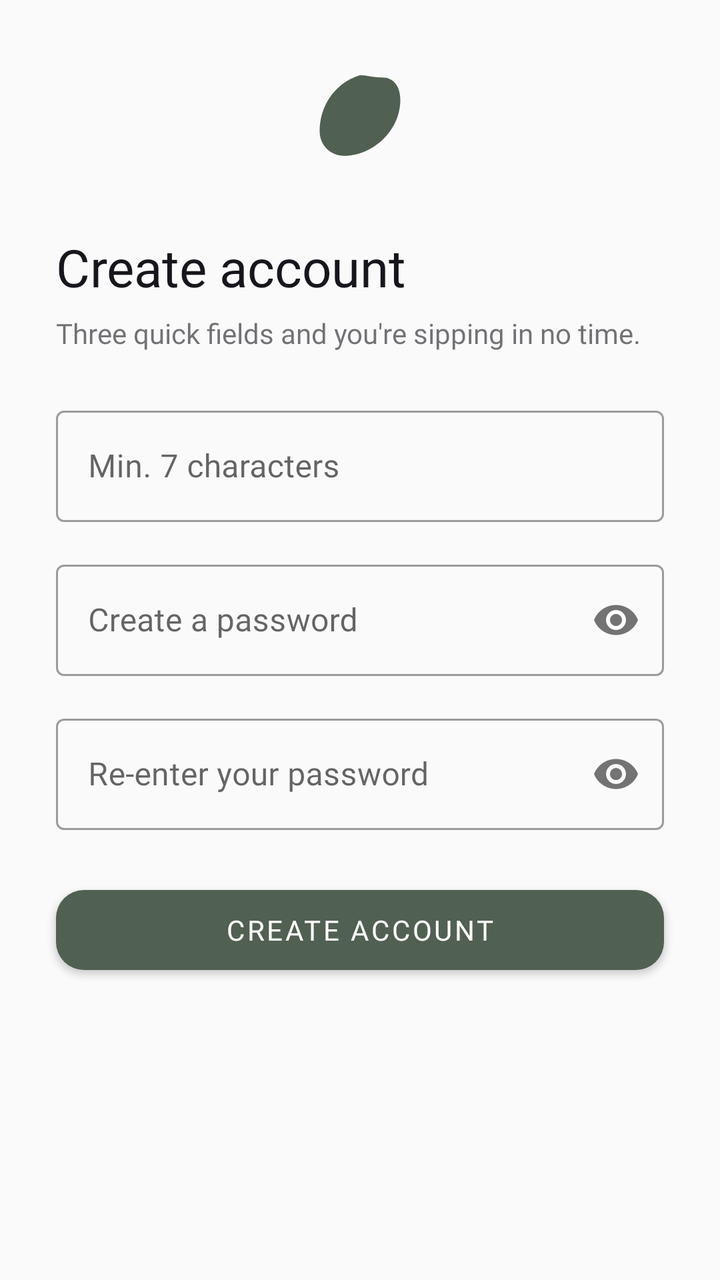
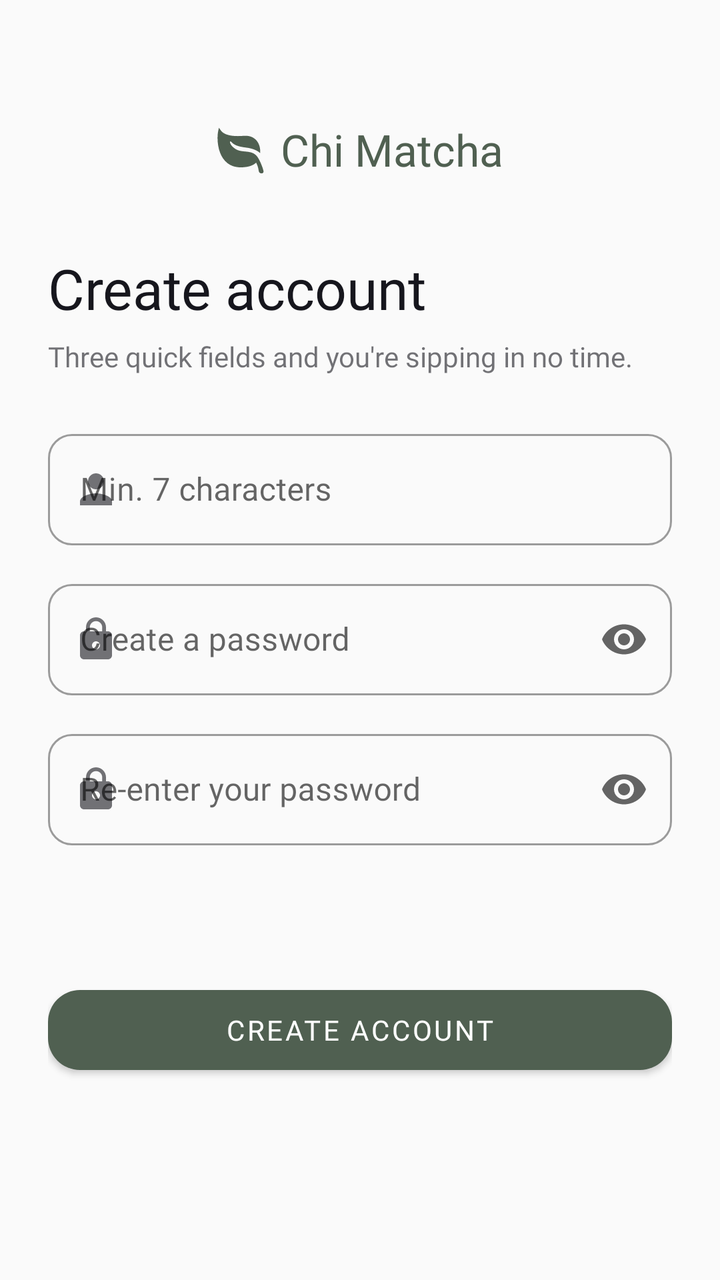

Before-and-after screenshots of an Android layout around one commit, followed by the original layout XML and the change that was made.
<!-- AndroidManifest.xml: application theme Theme.MatchaLab -->
<!-- res/layout/activity_register.xml -->
<?xml version="1.0" encoding="utf-8"?>
<androidx.constraintlayout.widget.ConstraintLayout
    xmlns:android="http://schemas.android.com/apk/res/android"
    xmlns:app="http://schemas.android.com/apk/res-auto"
    android:layout_width="match_parent"
    android:layout_height="match_parent"
    android:background="@color/background">

    
    <ImageView
        android:id="@+id/imgLogo"
        android:layout_width="56dp"
        android:layout_height="56dp"
        android:layout_marginTop="32dp"
        app:layout_constraintTop_toTopOf="parent"
        app:layout_constraintStart_toStartOf="parent"
        app:layout_constraintEnd_toEndOf="parent"
        android:src="@drawable/ic_logo" />

    
    <TextView
        android:id="@+id/tvTitle"
        android:layout_width="0dp"
        android:layout_height="wrap_content"
        android:layout_marginTop="28dp"
        android:layout_marginStart="28dp"
        android:layout_marginEnd="28dp"
        android:text="@string/title_register"
        android:fontFamily="@font/inter_bold"
        android:textSize="26sp"
        android:textColor="@color/text_primary"
        app:layout_constraintTop_toBottomOf="@id/imgLogo"
        app:layout_constraintStart_toStartOf="parent"
        app:layout_constraintEnd_toEndOf="parent" />

    
    <TextView
        android:id="@+id/tvSubtitle"
        android:layout_width="0dp"
        android:layout_height="wrap_content"
        android:layout_marginTop="6dp"
        android:layout_marginStart="28dp"
        android:layout_marginEnd="28dp"
        android:text="@string/subtitle_register"
        android:fontFamily="@font/inter_regular"
        android:textSize="14sp"
        android:textColor="@color/text_secondary"
        app:layout_constraintTop_toBottomOf="@id/tvTitle"
        app:layout_constraintStart_toStartOf="parent"
        app:layout_constraintEnd_toEndOf="parent" />

    
    <com.google.android.material.textfield.TextInputLayout
        android:id="@+id/tilUsername"
        style="@style/Widget.MaterialComponents.TextInputLayout.OutlinedBox"
        android:layout_width="0dp"
        android:layout_height="wrap_content"
        android:layout_marginTop="24dp"
        android:layout_marginStart="28dp"
        android:layout_marginEnd="28dp"
        android:hint="@string/hint_username_register"
        app:layout_constraintTop_toBottomOf="@id/tvSubtitle"
        app:layout_constraintStart_toStartOf="parent"
        app:layout_constraintEnd_toEndOf="parent">
        <com.google.android.material.textfield.TextInputEditText
            android:id="@+id/etUsername"
            android:layout_width="match_parent"
            android:layout_height="wrap_content"
            android:inputType="text" />
    </com.google.android.material.textfield.TextInputLayout>

    
    <com.google.android.material.textfield.TextInputLayout
        android:id="@+id/tilPassword"
        style="@style/Widget.MaterialComponents.TextInputLayout.OutlinedBox"
        android:layout_width="0dp"
        android:layout_height="wrap_content"
        android:layout_marginTop="16dp"
        android:layout_marginStart="28dp"
        android:layout_marginEnd="28dp"
        android:hint="@string/hint_password_register"
        app:passwordToggleEnabled="true"
        app:layout_constraintTop_toBottomOf="@id/tilUsername"
        app:layout_constraintStart_toStartOf="parent"
        app:layout_constraintEnd_toEndOf="parent">
        <com.google.android.material.textfield.TextInputEditText
            android:id="@+id/etPassword"
            android:layout_width="match_parent"
            android:layout_height="wrap_content"
            android:inputType="textPassword" />
    </com.google.android.material.textfield.TextInputLayout>

    
    <com.google.android.material.textfield.TextInputLayout
        android:id="@+id/tilConfirm"
        style="@style/Widget.MaterialComponents.TextInputLayout.OutlinedBox"
        android:layout_width="0dp"
        android:layout_height="wrap_content"
        android:layout_marginTop="16dp"
        android:layout_marginStart="28dp"
        android:layout_marginEnd="28dp"
        android:hint="@string/hint_confirm_password"
        app:passwordToggleEnabled="true"
        app:layout_constraintTop_toBottomOf="@id/tilPassword"
        app:layout_constraintStart_toStartOf="parent"
        app:layout_constraintEnd_toEndOf="parent">
        <com.google.android.material.textfield.TextInputEditText
            android:id="@+id/etConfirm"
            android:layout_width="match_parent"
            android:layout_height="wrap_content"
            android:inputType="textPassword" />
    </com.google.android.material.textfield.TextInputLayout>

    
    <com.google.android.material.button.MaterialButton
        android:id="@+id/btnCreate"
        android:layout_width="0dp"
        android:layout_height="52dp"
        android:layout_marginTop="24dp"
        android:layout_marginStart="28dp"
        android:layout_marginEnd="28dp"
        android:text="@string/btn_create_account"
        android:fontFamily="@font/inter_semibold"
        android:textSize="14sp"
        android:textColor="#FFFFFF"
        app:backgroundTint="@color/primary"
        app:cornerRadius="14dp"
        app:layout_constraintTop_toBottomOf="@id/tilConfirm"
        app:layout_constraintStart_toStartOf="parent"
        app:layout_constraintEnd_toEndOf="parent" />

    
    <TextView
        android:id="@+id/tvLoginLink"
        android:layout_width="wrap_content"
        android:layout_height="wrap_content"
        android:layout_marginTop="24dp"
        android:fontFamily="@font/inter_regular"
        android:textSize="14sp"
        android:textColor="@color/text_secondary"
        android:gravity="center"
        app:layout_constraintTop_toBottomOf="@id/btnCreate"
        app:layout_constraintStart_toStartOf="parent"
        app:layout_constraintEnd_toEndOf="parent"
        app:layout_constraintBottom_toBottomOf="parent" />
    

</androidx.constraintlayout.widget.ConstraintLayout>
<!-- resources referenced by this layout -->
<resources>
  <color name="background">#FAFAFA</color>
  <color name="primary">#506051</color>
  <color name="text_primary">#16161D</color>
  <color name="text_secondary">#9916161D</color>
  <!-- drawable ic_logo (drawable) -->
  <?xml version="1.0" encoding="utf-8"?>
  <vector xmlns:android="http://schemas.android.com/apk/res/android"
      android:width="56dp"
      android:height="56dp"
      android:viewportWidth="100"
      android:viewportHeight="100">
      <path
          android:fillColor="#506051"
          android:pathData="M50,10 C25,18 14,40 14,60 C14,73 24,82 36,82 C61,82 86,60 86,32 C86,20 80,12 70,12 C60,12 56,10 50,10 Z"/>
  </vector>
  <string name="btn_create_account">Create account</string>
  <string name="hint_confirm_password">Re-enter your password</string>
  <string name="hint_password_register">Create a password</string>
  <string name="hint_username_register">Min. 7 characters</string>
  <string name="subtitle_register">Three quick fields and you\'re sipping in no time.</string>
  <string name="title_register">Create account</string>
  <style name="Theme.MatchaLab" parent="Theme.MaterialComponents.Light.NoActionBar">
          <item name="colorPrimary">@color/primary</item>
          <item name="colorPrimaryVariant">#FFFFFF</item>
          <item name="colorOnPrimary">#000000</item>
          <item name="colorSecondary">@color/secondary</item>
          <item name="android:colorBackground">@color/background</item>
          <item name="fontFamily">@font/inter_regular</item>
          <item name="android:statusBarColor">#FFFFFF</item>
          <item name="android:windowLightStatusBar">true</item>
      </style>
  <color name="secondary">#74A177</color>
</resources>

<!-- the commit's change to res/layout/activity_register.xml (unified diff, before → after) -->
@@ -1,148 +1,186 @@
 <?xml version="1.0" encoding="utf-8"?>
-<androidx.constraintlayout.widget.ConstraintLayout
-    xmlns:android="http://schemas.android.com/apk/res/android"
+<ScrollView xmlns:android="http://schemas.android.com/apk/res/android"
     xmlns:app="http://schemas.android.com/apk/res-auto"
     android:layout_width="match_parent"
     android:layout_height="match_parent"
+    android:fillViewport="true"
     android:background="@color/background">
 
-    
-    <ImageView
-        android:id="@+id/imgLogo"
-        android:layout_width="56dp"
-        android:layout_height="56dp"
-        android:layout_marginTop="32dp"
-        app:layout_constraintTop_toTopOf="parent"
-        app:layout_constraintStart_toStartOf="parent"
-        app:layout_constraintEnd_toEndOf="parent"
-        android:src="@drawable/ic_logo" />
+    <androidx.constraintlayout.widget.ConstraintLayout
+        android:layout_width="match_parent"
+        android:layout_height="match_parent"
+        android:paddingHorizontal="24dp"
+        android:paddingBottom="32dp">
 
-    
-    <TextView
-        android:id="@+id/tvTitle"
-        android:layout_width="0dp"
-        android:layout_height="wrap_content"
-        android:layout_marginTop="28dp"
-        android:layout_marginStart="28dp"
-        android:layout_marginEnd="28dp"
-        android:text="@string/title_register"
-        android:fontFamily="@font/inter_bold"
-        android:textSize="26sp"
-        android:textColor="@color/text_primary"
-        app:layout_constraintTop_toBottomOf="@id/imgLogo"
-        app:layout_constraintStart_toStartOf="parent"
-        app:layout_constraintEnd_toEndOf="parent" />
+        
+        <LinearLayout
+            android:id="@+id/logoRow"
+            android:layout_width="wrap_content"
+            android:layout_height="wrap_content"
+            android:orientation="horizontal"
+            android:gravity="center_vertical"
+            android:layout_marginTop="60dp"
+            app:layout_constraintTop_toTopOf="parent"
+            app:layout_constraintStart_toStartOf="parent"
+            app:layout_constraintEnd_toEndOf="parent">
 
-    
-    <TextView
-        android:id="@+id/tvSubtitle"
-        android:layout_width="0dp"
-        android:layout_height="wrap_content"
-        android:layout_marginTop="6dp"
-        android:layout_marginStart="28dp"
-        android:layout_marginEnd="28dp"
-        android:text="@string/subtitle_register"
-        android:fontFamily="@font/inter_regular"
-        android:textSize="14sp"
-        android:textColor="@color/text_secondary"
-        app:layout_constraintTop_toBottomOf="@id/tvTitle"
-        app:layout_constraintStart_toStartOf="parent"
-        app:layout_constraintEnd_toEndOf="parent" />
+            <ImageView
+                android:layout_width="24dp"
+                android:layout_height="24dp"
+                android:src="@drawable/ic_logo"
+                android:contentDescription="@null" />
 
-    
-    <com.google.android.material.textfield.TextInputLayout
-        android:id="@+id/tilUsername"
-        style="@style/Widget.MaterialComponents.TextInputLayout.OutlinedBox"
-        android:layout_width="0dp"
-        android:layout_height="wrap_content"
-        android:layout_marginTop="24dp"
-        android:layout_marginStart="28dp"
-        android:layout_marginEnd="28dp"
-        android:hint="@string/hint_username_register"
-        app:layout_constraintTop_toBottomOf="@id/tvSubtitle"
-        app:layout_constraintStart_toStartOf="parent"
-        app:layout_constraintEnd_toEndOf="parent">
-        <com.google.android.material.textfield.TextInputEditText
-            android:id="@+id/etUsername"
-            android:layout_width="match_parent"
+            <TextView
+                android:layout_width="wrap_content"
+                android:layout_height="wrap_content"
+                android:layout_marginStart="8dp"
+                android:text="@string/app_name"
+                android:fontFamily="@font/inter_semibold"
+                android:textSize="22sp"
+                android:textColor="@color/primary" />
+
+        </LinearLayout>
+
+        
+        <TextView
+            android:id="@+id/tvTitle"
+            android:layout_width="0dp"
             android:layout_height="wrap_content"
-            android:inputType="text" />
-    </com.google.android.material.textfield.TextInputLayout>
+            android:layout_marginTop="36dp"
+            android:text="@string/title_register"
+            android:fontFamily="@font/inter_bold"
+            android:textSize="28sp"
+            android:textColor="@color/text_primary"
+            app:layout_constraintTop_toBottomOf="@id/logoRow"
+            app:layout_constraintStart_toStartOf="parent"
+            app:layout_constraintEnd_toEndOf="parent" />
 
-    
-    <com.google.android.material.textfield.TextInputLayout
-        android:id="@+id/tilPassword"
-        style="@style/Widget.MaterialComponents.TextInputLayout.OutlinedBox"
-        android:layout_width="0dp"
-        android:layout_height="wrap_content"
-        android:layout_marginTop="16dp"
-        android:layout_marginStart="28dp"
-        android:layout_marginEnd="28dp"
-        android:hint="@string/hint_password_register"
-        app:passwordToggleEnabled="true"
-        app:layout_constraintTop_toBottomOf="@id/tilUsername"
-        app:layout_constraintStart_toStartOf="parent"
-        app:layout_constraintEnd_toEndOf="parent">
-        <com.google.android.material.textfield.TextInputEditText
-            android:id="@+id/etPassword"
-            android:layout_width="match_parent"
+        
+        <TextView
+            android:id="@+id/tvSubtitle"
+            android:layout_width="0dp"
             android:layout_height="wrap_content"
-            android:inputType="textPassword" />
-    </com.google.android.material.textfield.TextInputLayout>
+            android:layout_marginTop="6dp"
+            android:text="@string/subtitle_register"
+            android:fontFamily="@font/inter_regular"
+            android:textSize="14sp"
+            android:textColor="@color/text_secondary"
+            app:layout_constraintTop_toBottomOf="@id/tvTitle"
+            app:layout_constraintStart_toStartOf="parent"
+            app:layout_constraintEnd_toEndOf="parent" />
 
-    
-    <com.google.android.material.textfield.TextInputLayout
-        android:id="@+id/tilConfirm"
-        style="@style/Widget.MaterialComponents.TextInputLayout.OutlinedBox"
-        android:layout_width="0dp"
-        android:layout_height="wrap_content"
-        android:layout_marginTop="16dp"
-        android:layout_marginStart="28dp"
-        android:layout_marginEnd="28dp"
-        android:hint="@string/hint_confirm_password"
-        app:passwordToggleEnabled="true"
-        app:layout_constraintTop_toBottomOf="@id/tilPassword"
-        app:layout_constraintStart_toStartOf="parent"
-        app:layout_constraintEnd_toEndOf="parent">
-        <com.google.android.material.textfield.TextInputEditText
-            android:id="@+id/etConfirm"
-            android:layout_width="match_parent"
+        
+        <com.google.android.material.textfield.TextInputLayout
+            android:id="@+id/tilUsername"
+            style="@style/Widget.MaterialComponents.TextInputLayout.OutlinedBox"
+            android:layout_width="0dp"
             android:layout_height="wrap_content"
-            android:inputType="textPassword" />
-    </com.google.android.material.textfield.TextInputLayout>
+            android:layout_marginTop="24dp"
+            android:hint="@string/hint_username_register"
+            app:startIconDrawable="@drawable/ic_person"
+            app:startIconTint="@color/text_secondary"
+            app:boxCornerRadiusTopStart="12dp"
+            app:boxCornerRadiusTopEnd="12dp"
+            app:boxCornerRadiusBottomStart="12dp"
+            app:boxCornerRadiusBottomEnd="12dp"
+            app:layout_constraintTop_toBottomOf="@id/tvSubtitle"
+            app:layout_constraintStart_toStartOf="parent"
+            app:layout_constraintEnd_toEndOf="parent">
 
-    
-    <com.google.android.material.button.MaterialButton
-        android:id="@+id/btnCreate"
-        android:layout_width="0dp"
-        android:layout_height="52dp"
-        android:layout_marginTop="24dp"
-        android:layout_marginStart="28dp"
-        android:layout_marginEnd="28dp"
-        android:text="@string/btn_create_account"
-        android:fontFamily="@font/inter_semibold"
-        android:textSize="14sp"
-        android:textColor="#FFFFFF"
-        app:backgroundTint="@color/primary"
-        app:cornerRadius="14dp"
-        app:layout_constraintTop_toBottomOf="@id/tilConfirm"
-        app:layout_constraintStart_toStartOf="parent"
-        app:layout_constraintEnd_toEndOf="parent" />
+            <com.google.android.material.textfield.TextInputEditText
+                android:id="@+id/etUsername"
+                android:layout_width="match_parent"
+                android:layout_height="wrap_content"
+                android:inputType="text" />
 
-    
-    <TextView
-        android:id="@+id/tvLoginLink"
-        android:layout_width="wrap_content"
-        android:layout_height="wrap_content"
-        android:layout_marginTop="24dp"
-        android:fontFamily="@font/inter_regular"
-        android:textSize="14sp"
-        android:textColor="@color/text_secondary"
-        android:gravity="center"
-        app:layout_constraintTop_toBottomOf="@id/btnCreate"
-        app:layout_constraintStart_toStartOf="parent"
-        app:layout_constraintEnd_toEndOf="parent"
-        app:layout_constraintBottom_toBottomOf="parent" />
-    
+        </com.google.android.material.textfield.TextInputLayout>
 
-</androidx.constraintlayout.widget.ConstraintLayout>
+        
+        <com.google.android.material.textfield.TextInputLayout
+            android:id="@+id/tilPassword"
+            style="@style/Widget.MaterialComponents.TextInputLayout.OutlinedBox"
+            android:layout_width="0dp"
+            android:layout_height="wrap_content"
+            android:layout_marginTop="14dp"
+            android:hint="@string/hint_password_register"
+            app:startIconDrawable="@drawable/ic_lock"
+            app:startIconTint="@color/text_secondary"
+            app:endIconMode="password_toggle"
+            app:boxCornerRadiusTopStart="12dp"
+            app:boxCornerRadiusTopEnd="12dp"
+            app:boxCornerRadiusBottomStart="12dp"
+            app:boxCornerRadiusBottomEnd="12dp"
+            app:layout_constraintTop_toBottomOf="@id/tilUsername"
+            app:layout_constraintStart_toStartOf="parent"
+            app:layout_constraintEnd_toEndOf="parent">
+
+            <com.google.android.material.textfield.TextInputEditText
+                android:id="@+id/etPassword"
+                android:layout_width="match_parent"
+                android:layout_height="wrap_content"
+                android:inputType="textPassword" />
+
+        </com.google.android.material.textfield.TextInputLayout>
+
+        
+        <com.google.android.material.textfield.TextInputLayout
+            android:id="@+id/tilConfirm"
+            style="@style/Widget.MaterialComponents.TextInputLayout.OutlinedBox"
+            android:layout_width="0dp"
+            android:layout_height="wrap_content"
+            android:layout_marginTop="14dp"
+            android:hint="@string/hint_confirm_password"
+            app:startIconDrawable="@drawable/ic_lock"
+            app:startIconTint="@color/text_secondary"
+            app:endIconMode="password_toggle"
+            app:boxCornerRadiusTopStart="12dp"
+            app:boxCornerRadiusTopEnd="12dp"
+            app:boxCornerRadiusBottomStart="12dp"
+            app:boxCornerRadiusBottomEnd="12dp"
+            app:layout_constraintTop_toBottomOf="@id/tilPassword"
+            app:layout_constraintStart_toStartOf="parent"
+            app:layout_constraintEnd_toEndOf="parent">
+
+            <com.google.android.material.textfield.TextInputEditText
+                android:id="@+id/etConfirm"
+                android:layout_width="match_parent"
+                android:layout_height="wrap_content"
+                android:inputType="textPassword" />
+
+        </com.google.android.material.textfield.TextInputLayout>
+
+        
+        <com.google.android.material.button.MaterialButton
+            android:id="@+id/btnCreate"
+            android:layout_width="0dp"
+            android:layout_height="52dp"
+            android:layout_marginTop="32dp"
+            android:layout_marginBottom="16dp"
+            android:text="@string/btn_create_account"
+            android:fontFamily="@font/inter_semibold"
+            android:textSize="14sp"
+            android:textColor="#FFFFFF"
+            app:backgroundTint="@color/primary"
+            app:cornerRadius="16dp"
+            app:layout_constraintTop_toBottomOf="@id/tilConfirm"
+            app:layout_constraintBottom_toTopOf="@id/tvLoginLink"
+            app:layout_constraintStart_toStartOf="parent"
+            app:layout_constraintEnd_toEndOf="parent"
+            app:layout_constraintVertical_bias="1.0" />
+
+        
+        <TextView
+            android:id="@+id/tvLoginLink"
+            android:layout_width="wrap_content"
+            android:layout_height="wrap_content"
+            android:layout_marginBottom="32dp"
+            android:fontFamily="@font/inter_regular"
+            android:textSize="14sp"
+            android:textColor="@color/text_secondary"
+            android:gravity="center"
+            app:layout_constraintBottom_toBottomOf="parent"
+            app:layout_constraintStart_toStartOf="parent"
+            app:layout_constraintEnd_toEndOf="parent" />
+
+    </androidx.constraintlayout.widget.ConstraintLayout>
+</ScrollView>
<!-- resource entries referenced after the edit -->
@@ -4,17 +4,40 @@
   <color name="primary">#506051</color>
   <color name="text_primary">#16161D</color>
   <color name="text_secondary">#9916161D</color>
+  <!-- drawable ic_lock (drawable) -->
+  <?xml version="1.0" encoding="utf-8"?>
+  <vector xmlns:android="http://schemas.android.com/apk/res/android"
+      android:width="24dp"
+      android:height="24dp"
+      android:viewportWidth="24"
+      android:viewportHeight="24">
+      <path
+          android:fillColor="#000000"
+          android:pathData="M18,8h-1V6c0-2.76-2.24-5-5-5S7,3.24,7,6v2H6c-1.1,0-2,0.9-2,2v10c0,1.1,0.9,2,2,2h12c1.1,0,2-0.9,2-2V10C20,8.9,19.1,8,18,8zM12,17c-1.1,0-2-0.9-2-2s0.9-2,2-2s2,0.9,2,2S13.1,17,12,17zM15.1,8H8.9V6c0-1.71,1.39-3.1,3.1-3.1c1.71,0,3.1,1.39,3.1,3.1V8z" />
+  </vector>
   <!-- drawable ic_logo (drawable) -->
   <?xml version="1.0" encoding="utf-8"?>
   <vector xmlns:android="http://schemas.android.com/apk/res/android"
       android:width="56dp"
       android:height="56dp"
-      android:viewportWidth="100"
-      android:viewportHeight="100">
+      android:viewportWidth="16"
+      android:viewportHeight="16">
       <path
-          android:fillColor="#506051"
-          android:pathData="M50,10 C25,18 14,40 14,60 C14,73 24,82 36,82 C61,82 86,60 86,32 C86,20 80,12 70,12 C60,12 56,10 50,10 Z"/>
+          android:fillColor="@color/primary"
+          android:pathData="M1.4 1.7c0.217 0.289 0.65 0.84 1.725 1.274c1.093 0.44 2.885 0.774 5.834 0.528c2.02 -0.168 3.431 0.51 4.326 1.556C14.161 6.082 14.5 7.41 14.5 8.5q0 0.344 -0.027 0.734C13.387 8.252 11.877 7.76 10.39 7.5c-2.016 -0.288 -4.188 -0.445 -5.59 -2.045c-0.142 -0.162 -0.402 -0.102 -0.379 0.112c0.108 0.985 1.104 1.82 1.844 2.308c2.37 1.566 5.772 -0.118 7.6 3.071c0.505 0.8 1.374 2.7 1.75 4.292c0.07 0.298 -0.066 0.611 -0.354 0.715a0.7 0.7 0 0 1 -0.161 0.042a1 1 0 0 1 -1.08 -0.794c-0.13 -0.97 -0.396 -1.913 -0.868 -2.77C12.173 13.386 10.565 14 8 14c-1.854 0 -3.32 -0.544 -4.45 -1.435c-1.124 -0.887 -1.889 -2.095 -2.39 -3.383c-1 -2.562 -1 -5.536 -0.65 -7.28L0.73 0.806z" />
   </vector>
+  <!-- drawable ic_person (drawable) -->
+  <?xml version="1.0" encoding="utf-8"?>
+  <vector xmlns:android="http://schemas.android.com/apk/res/android"
+      android:width="24dp"
+      android:height="24dp"
+      android:viewportWidth="24"
+      android:viewportHeight="24">
+      <path
+          android:fillColor="#FFFFFFFF"
+          android:pathData="M12,12c2.21,0 4,-1.79 4,-4s-1.79,-4 -4,-4 -4,1.79 -4,4 1.79,4 4,4zM12,14c-2.67,0 -8,1.34 -8,4v2h16v-2c0,-2.66 -5.33,-4 -8,-4z"/>
+  </vector>
+  <string name="app_name">Chi Matcha</string>
   <string name="btn_create_account">Create account</string>
   <string name="hint_confirm_password">Re-enter your password</string>
   <string name="hint_password_register">Create a password</string>
@@ -24,11 +47,11 @@
   <style name="Theme.MatchaLab" parent="Theme.MaterialComponents.Light.NoActionBar">
           <item name="colorPrimary">@color/primary</item>
           <item name="colorPrimaryVariant">#FFFFFF</item>
-          <item name="colorOnPrimary">#000000</item>
+          <item name="colorOnPrimary">#FFFFFF</item>
           <item name="colorSecondary">@color/secondary</item>
           <item name="android:colorBackground">@color/background</item>
-          <item name="fontFamily">@font/inter_regular</item>
-          <item name="android:statusBarColor">#FFFFFF</item>
+          <item name="fontFamily">@font/inter_regular</item>  
+          <item name="android:statusBarColor">#FFFFFF</item>  
           <item name="android:windowLightStatusBar">true</item>
       </style>
   <color name="secondary">#74A177</color>
